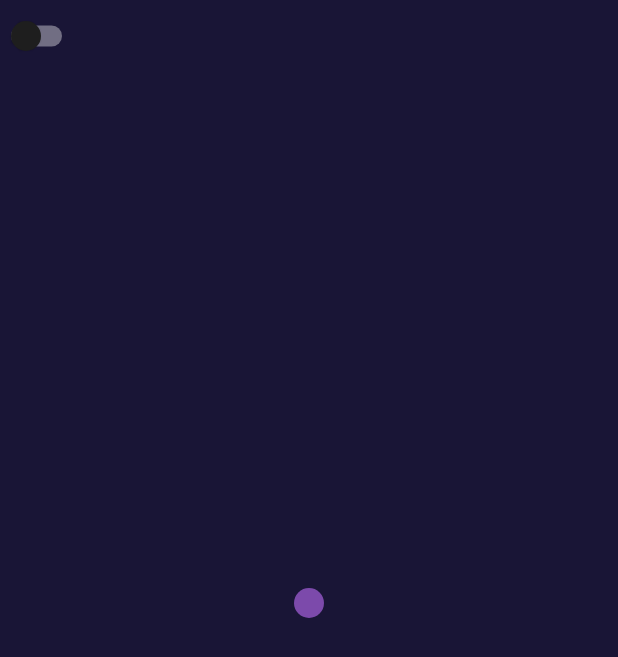
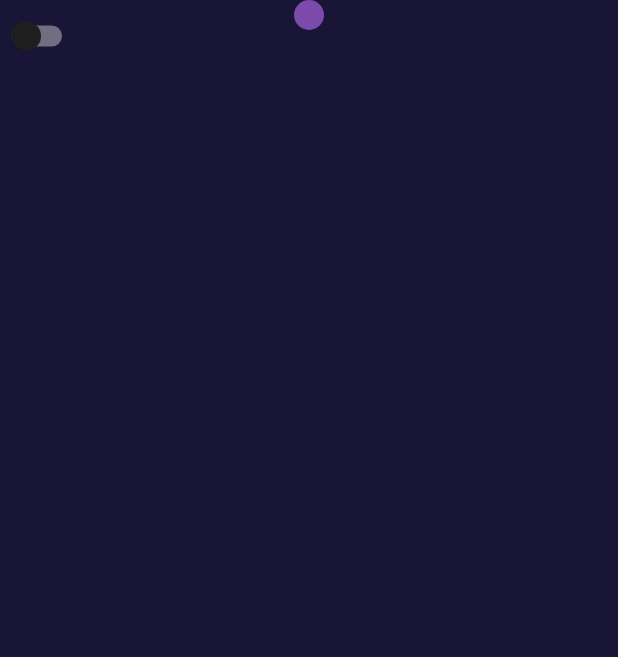
Before and after one commit to Ahmed-Sellami/List-Animations-In-Compose, an Android app built with Jetpack Compose: the @Preview function ParticlePreview, on a phone screen of 412 x 824 dp. Shown: the top 657 px of the screen. Run offline under Robolectric (Android 15) with nearby library versions, the phone set to English and light mode, and no system bars.

Commit message:
Made code more readable, and fixed few little things

```diff
--- a/app/src/main/java/com/example/listanimationsincompose/MainActivity.kt
+++ b/app/src/main/java/com/example/listanimationsincompose/MainActivity.kt
@@ -63,9 +63,11 @@ val allShoesArticles = arrayOf(
 @ExperimentalAnimationApi
 @Composable
 fun Home() {
+    val colorsArray = arrayOf(Purple, Blue, Red)
+
     var isFired by remember { mutableStateOf(false) }
     var particleColor by remember { mutableStateOf(Color.White) }
-    val colorsArray = arrayOf(Purple, Blue, Red)
+
     val shoesArticles = remember { mutableStateListOf<ShoesArticle>() }
     val isVisibleStates = remember {
         mutableStateMapOf<ShoesArticle, Boolean>()
--- a/app/src/main/java/com/example/listanimationsincompose/ui/Particle.kt
+++ b/app/src/main/java/com/example/listanimationsincompose/ui/Particle.kt
@@ -14,24 +14,30 @@ import androidx.compose.ui.tooling.preview.Preview
 import com.example.listanimationsincompose.ui.theme.Purple
 import androidx.compose.animation.core.Animatable
 import androidx.compose.animation.core.Spring
+import androidx.compose.animation.core.animateFloatAsState
 import androidx.compose.animation.core.spring
+import androidx.compose.foundation.layout.size
 import androidx.compose.ui.platform.LocalDensity
 import com.example.listanimationsincompose.Main
 import com.example.listanimationsincompose.R
 
 @Composable
 fun Particle(modifier: Modifier, isFired: Boolean, color: Color, onCompleteAnim: () -> Unit) {
-    var radius: Float
-    var topPadding: Float
-    var imageSize: Float
+    val radiusDp = dimensionResource(id = R.dimen.particle_radius)
+    val radius: Float
+    val topPadding: Float
+    val itemHeight: Float
     with(LocalDensity.current) {
-        radius = dimensionResource(id = R.dimen.particle_radius).toPx()
+        radius = radiusDp.toPx()
         topPadding = dimensionResource(id = R.dimen.list_top_padding).toPx()
-        imageSize = dimensionResource(id = R.dimen.image_size).toPx()
+        itemHeight = dimensionResource(id = R.dimen.image_size).toPx()
     }
-    var topTranslation by remember { mutableStateOf(-radius) }
-
-    Canvas(modifier) {
+    var topTranslation by remember { mutableStateOf(0f) }
+    /*val topTranslation by animateFloatAsState(
+        targetValue = if (isFired) radius + topPadding + itemHeight / 2 else 0f,
+        finishedListener = {  }
+    )*/
+    Canvas(modifier.size(radiusDp * 2)) {
         translate(top = topTranslation) {
             drawCircle(
                 color = color,
@@ -39,19 +45,19 @@ fun Particle(modifier: Modifier, isFired: Boolean, color: Color, onCompleteAnim:
             )
         }
     }
-    val animatedTopTranslation = remember { Animatable(-radius) }
+    val animatedTopTranslation = remember { Animatable(0f) }
     LaunchedEffect(isFired) {
         if (isFired) {
             animatedTopTranslation.animateTo(
-                targetValue = topPadding + imageSize / 2,
+                targetValue = radius + topPadding + itemHeight / 2,
                 animationSpec = spring(
                     stiffness = Spring.StiffnessLow
                 )
             ) {
                 topTranslation = value
             }
-            animatedTopTranslation.snapTo(-radius)
-            topTranslation = -radius
+            animatedTopTranslation.snapTo(0f)
+            topTranslation = 0f
             onCompleteAnim()
         }
     }
@@ -64,11 +70,15 @@ fun ParticlePreview() {
         var isVisible by remember { mutableStateOf(false) }
         Box(Modifier.fillMaxSize()) {
             Particle(
-                modifier = Modifier.align(Alignment.Center),
+                modifier = Modifier.align(Alignment.TopCenter),
                 isFired = isVisible,
                 color = Purple
             ) { }
+
+            Switch(
+                modifier = Modifier.align(Alignment.TopStart),
+                checked = isVisible,
+                onCheckedChange = { isVisible = !isVisible })
         }
-        Switch(checked = isVisible, onCheckedChange = { isVisible = !isVisible })
     }
 }
--- a/app/src/main/java/com/example/listanimationsincompose/ui/ShoesCard.kt
+++ b/app/src/main/java/com/example/listanimationsincompose/ui/ShoesCard.kt
@@ -29,7 +29,7 @@ import com.example.listanimationsincompose.model.ShoesArticle
 import com.example.listanimationsincompose.ui.theme.*
 import kotlin.math.hypot
 
-var maxRadiusPx = 0f
+private var maxRadiusPx = 0f
 
 @ExperimentalAnimationApi
 @Composable
@@ -42,8 +42,7 @@ fun ShoesCard(shoesArticle: ShoesArticle, isVisible: Boolean) {
     var visibilityAlpha by remember { mutableStateOf(0f) }
 
     Box(
-        Modifier
-            .padding(horizontal = 16.dp)
+        Modifier.padding(horizontal = 16.dp)
     ) {
         Column(
             modifier = Modifier
```
